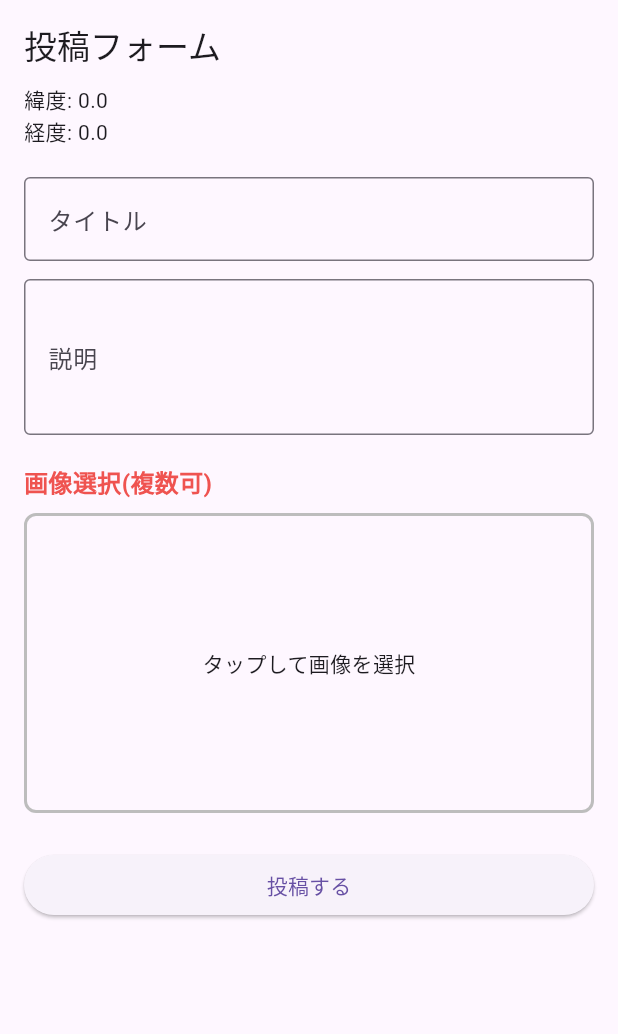
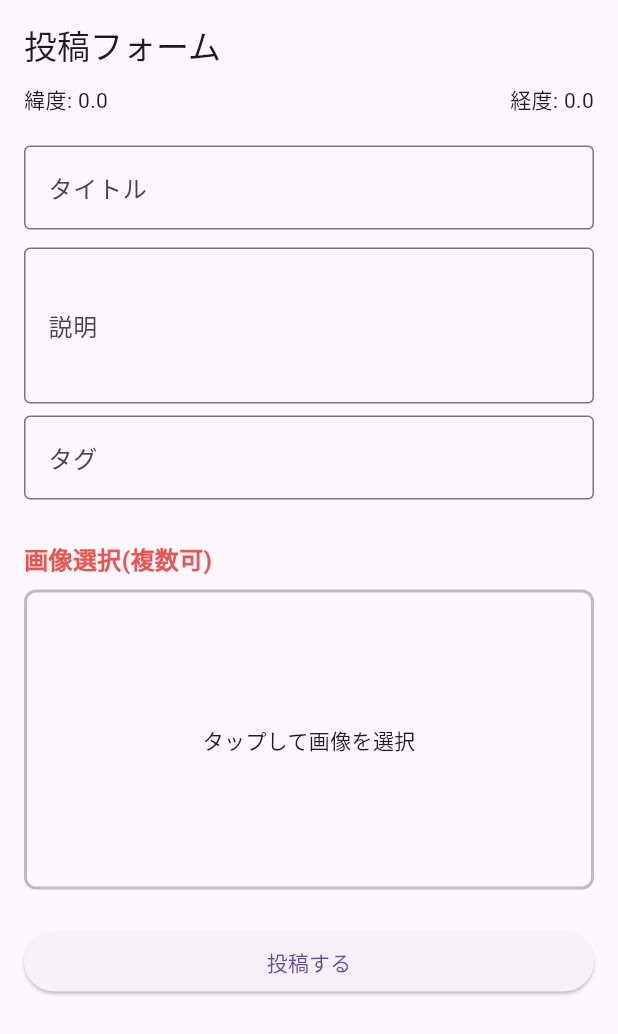
Before and after one commit to Yokochi513/flutter_application_photoshere, a Flutter app: the PostFormSheet widget shown alone on an empty page, opened directly with empty values, on a phone screen of 412 x 824 dp. Shown: the top 1034 px of the screen. Run offline on Flutter 3.47's test engine with Material 3 defaults, Android fonts, the phone set to English and light mode, and no system bars; our stand-ins replace flutter_map, geolocator, image_picker, latlong2; network calls fail.

Commit message:
[Add] タグ機能の追加

```diff
--- a/lib/models/post.dart
+++ b/lib/models/post.dart
@@ -5,6 +5,7 @@ class Post {
   final String title;
   final String description;
   final List<String> imageUrls;
+  final List<String> tags;
   final DateTime createdAt;
 
   Post({
@@ -14,6 +15,7 @@ class Post {
     required this.title,
     required this.description,
     required this.imageUrls,
+    required this.tags,
     required this.createdAt,
   });
 
@@ -33,6 +35,7 @@ class Post {
       title: json['title'],
       description: json['description'],
       imageUrls: urls,
+      tags: List<String>.from(json['tagNames'] ?? []),
       createdAt: DateTime.parse(json['createdAt']),
     );
   }
--- a/lib/widgets/post_form_sheet.dart
+++ b/lib/widgets/post_form_sheet.dart
@@ -21,6 +21,9 @@ class _PostFormSheetState extends State<PostFormSheet> {
   final TextEditingController descriptionCtrl = TextEditingController();
   final ImagePicker _picker = ImagePicker();
 
+  final TextEditingController tagCtrl = TextEditingController();
+  final List<String> _tags = [];
+
   final List<XFile> _images = [];
 
   // 複数画像選択
@@ -40,6 +43,18 @@ class _PostFormSheetState extends State<PostFormSheet> {
     });
   }
 
+  // タグ追加
+  void addTag(String value) {
+    final tag = value.trim();
+    if (tag.isEmpty) return;
+    if (_tags.contains(tag)) return;
+
+    setState(() {
+      _tags.add(tag);
+    });
+    tagCtrl.clear();
+  }
+
   @override
   Widget build(BuildContext context) {
     return Padding(
@@ -55,8 +70,13 @@ class _PostFormSheetState extends State<PostFormSheet> {
           children: [
             Text("投稿フォーム", style: Theme.of(context).textTheme.titleLarge),
             const SizedBox(height: 12),
-            Text("緯度: ${widget.pos.latitude}"),
-            Text("経度: ${widget.pos.longitude}"),
+            Row(
+              mainAxisAlignment: MainAxisAlignment.spaceBetween,
+              children: [
+                Text("緯度: ${widget.pos.latitude}"),
+                Text("経度: ${widget.pos.longitude}"),
+              ],
+            ),
             const SizedBox(height: 20),
             TextField(
               controller: titleCtrl,
@@ -73,6 +93,34 @@ class _PostFormSheetState extends State<PostFormSheet> {
                 labelText: "説明",
                 border: OutlineInputBorder(),
               ),
+            ),
+            const SizedBox(height: 8),
+            TextField(
+              controller: tagCtrl,
+              decoration: const InputDecoration(
+                labelText: "タグ",
+                border: OutlineInputBorder(),
+              ),
+              onSubmitted: addTag,
+            ),
+
+            const SizedBox(height: 8),
+
+            Wrap(
+              spacing: 8,
+              runSpacing: 4,
+              children: _tags
+                  .map(
+                    (tag) => Chip(
+                      label: Text('#$tag'),
+                      onDeleted: () {
+                        setState(() {
+                          _tags.remove(tag);
+                        });
+                      },
+                    ),
+                  )
+                  .toList(),
             ),
             const SizedBox(height: 20),
             Text(
@@ -180,6 +228,7 @@ class _PostFormSheetState extends State<PostFormSheet> {
                     title: titleCtrl.text,
                     description: descriptionCtrl.text,
                     images: _images,
+                    tags: _tags,
                   );
 
                   if (!mounted) return;
```
Also changed, not shown: lib/services/post_service.dart (+9 -0 lines), lib/widgets/post_detail_dialog.dart (+33 -6 lines).
